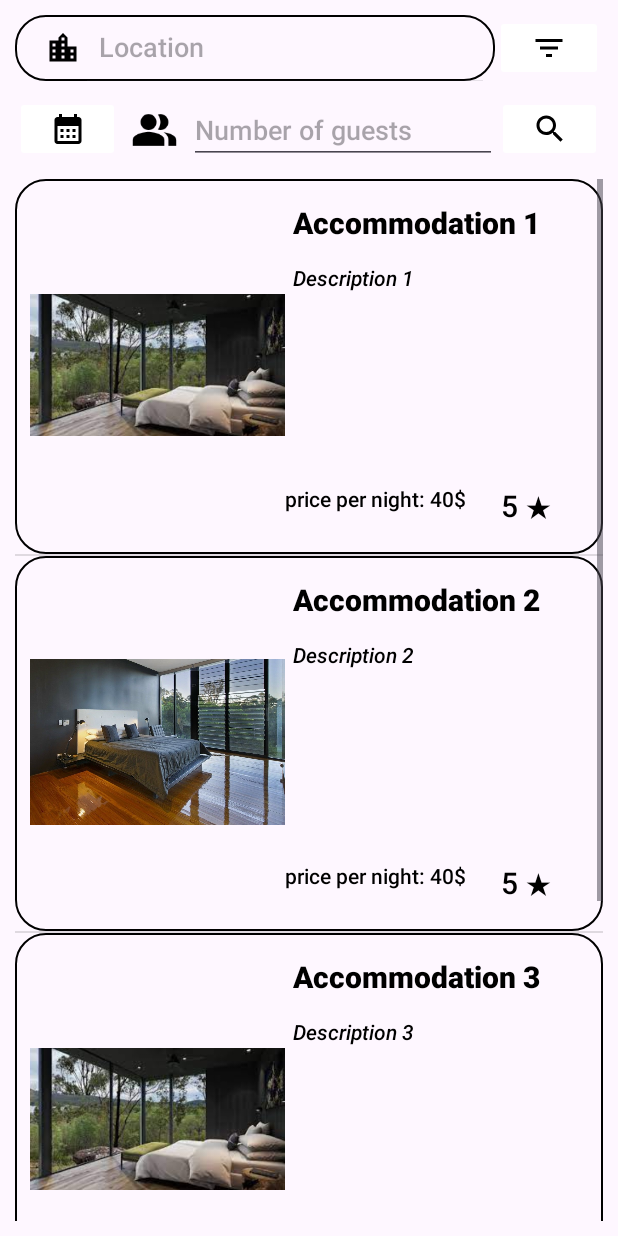
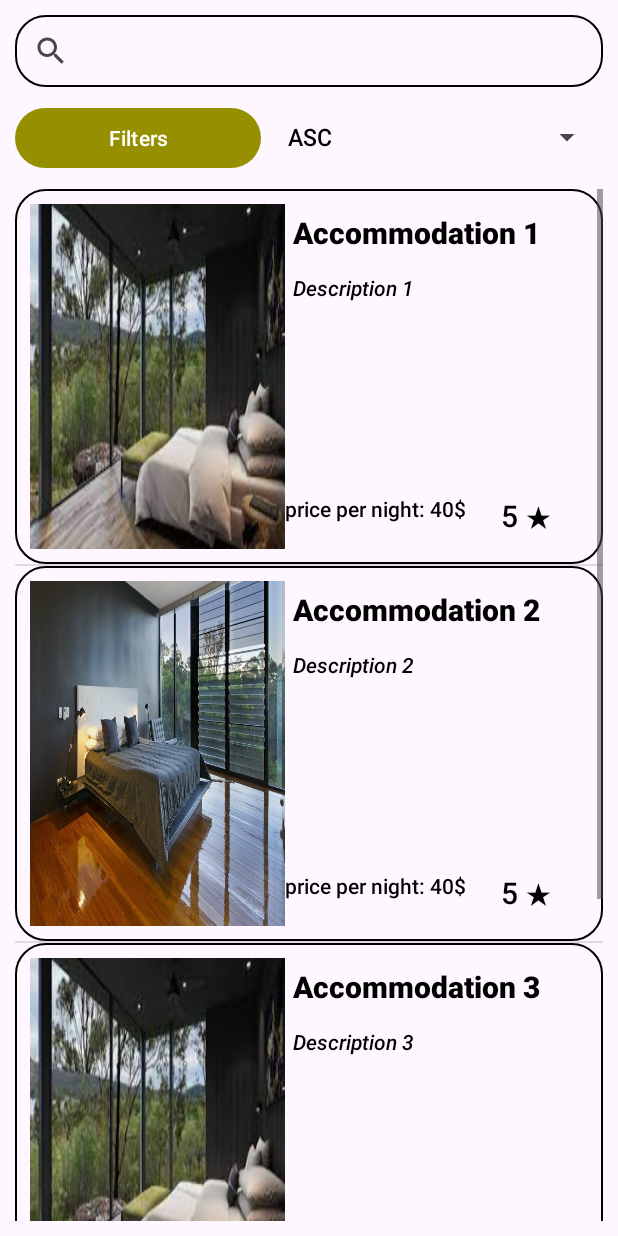
Before and after one commit to BookingApp-Team25/booking-app-mobile, an Android app: the fragment AccommodationsPageFragment shown on its own in the app's theme, on a phone screen of 412 x 824 dp. Run offline under Robolectric (Android 15) with nearby library versions, the phone set to English and light mode, and no system bars.

Commit message:
Added the updated UI design for accommodation card and the accommodation details page. Also refactored some code and changed the names of all the files with product into accommodaiton

```diff
--- a/app/src/main/java/com/example/bookingapp/Product.java
+++ b/app/src/main/java/com/example/bookingapp/Accommodation.java
@@ -5,23 +5,23 @@ import android.os.Parcelable;
 
 import androidx.annotation.NonNull;
 
-public class Product implements Parcelable {
+public class Accommodation implements Parcelable {
     private Long id;
     private String title;
     private String description;
     private int image;
 
-    public Product(Long id, String title, String description, int image) {
+    public Accommodation(Long id, String title, String description, int image) {
         this.id = id;
         this.title = title;
         this.description = description;
         this.image = image;
     }
 
-    public Product() {
+    public Accommodation() {
     }
     // Konstruktor za čitanje iz Parcel objekta
-    protected Product(Parcel in) {
+    protected Accommodation(Parcel in) {
         // Čitanje ostalih atributa proizvoda iz Parcel objekta
         id = in.readLong();
         title = in.readString();
@@ -63,7 +63,7 @@ public class Product implements Parcelable {
 
     @Override
     public String toString() {
-        return "Product{" +
+        return "Accommodation{" +
                 "title='" + title + '\'' +
                 ", description='" + description + '\'' +
                 ", image='" + image + '\'' +
@@ -83,15 +83,15 @@ public class Product implements Parcelable {
         dest.writeInt(image);
     }
 
-    public static final Creator<Product> CREATOR = new Creator<Product>() {
+    public static final Creator<Accommodation> CREATOR = new Creator<Accommodation>() {
         @Override
-        public Product createFromParcel(Parcel in) {
-            return new Product(in);
+        public Accommodation createFromParcel(Parcel in) {
+            return new Accommodation(in);
         }
 
         @Override
-        public Product[] newArray(int size) {
-            return new Product[size];
+        public Accommodation[] newArray(int size) {
+            return new Accommodation[size];
         }
     };
 }
--- a/app/src/main/java/com/example/bookingapp/ProductsPageViewModel.java
+++ b/app/src/main/java/com/example/bookingapp/AccommodationsPageViewModel.java
@@ -4,11 +4,11 @@ import androidx.lifecycle.LiveData;
 import androidx.lifecycle.MutableLiveData;
 import androidx.lifecycle.ViewModel;
 
-public class ProductsPageViewModel extends ViewModel {
+public class AccommodationsPageViewModel extends ViewModel {
     private final MutableLiveData<String> searchText;
-    public ProductsPageViewModel(){
+    public AccommodationsPageViewModel(){
         searchText = new MutableLiveData<>();
-        searchText.setValue("Location");
+        searchText.setValue("This is search help!");
     }
     public LiveData<String> getText(){
         return searchText;
--- a/app/src/main/java/com/example/bookingapp/adapters/ProductListAdapter.java
+++ b/app/src/main/java/com/example/bookingapp/adapters/AccommodationListAdapter.java
@@ -16,7 +16,7 @@ import android.widget.TextView;
 import androidx.annotation.NonNull;
 import androidx.annotation.Nullable;
 
-import com.example.bookingapp.Product;
+import com.example.bookingapp.Accommodation;
 import com.example.bookingapp.R;
 import com.example.bookingapp.activities.AccommodationsActivity;
 
@@ -30,12 +30,12 @@ import java.util.ArrayList;
  * Nasledjivanjem bilo kog adaptera, dobicemo
  * nekolko metoda koje moramo da referinisemo da bi adapter ispravno radio.
  * */
-public class ProductListAdapter extends ArrayAdapter<Product> {
-    private ArrayList<Product> aProducts;
+public class AccommodationListAdapter extends ArrayAdapter<Accommodation> {
+    private ArrayList<Accommodation> aAccommodations;
 
-    public ProductListAdapter(Context context, ArrayList<Product> products){
-        super(context, R.layout.product_card, products);
-        aProducts = products;
+    public AccommodationListAdapter(Context context, ArrayList<Accommodation> accommodations){
+        super(context, R.layout.accommodation_card, accommodations);
+        aAccommodations = accommodations;
 
     }
     /*
@@ -43,7 +43,7 @@ public class ProductListAdapter extends ArrayAdapter<Product> {
      * */
     @Override
     public int getCount() {
-        return aProducts.size();
+        return aAccommodations.size();
     }
 
     /*
@@ -51,8 +51,8 @@ public class ProductListAdapter extends ArrayAdapter<Product> {
      * */
     @Nullable
     @Override
-    public Product getItem(int position) {
-        return aProducts.get(position);
+    public Accommodation getItem(int position) {
+        return aAccommodations.get(position);
     }
 
     /*
@@ -78,9 +78,9 @@ public class ProductListAdapter extends ArrayAdapter<Product> {
     @NonNull
     @Override
     public View getView(int position, @Nullable View convertView, @NonNull ViewGroup parent) {
-        Product product = getItem(position);
+        Accommodation accommodation = getItem(position);
         if(convertView == null){
-            convertView = LayoutInflater.from(getContext()).inflate(R.layout.product_card,
+            convertView = LayoutInflater.from(getContext()).inflate(R.layout.accommodation_card,
                     parent, false);
         }
         LinearLayout productCard = convertView.findViewById(R.id.product_card_item);
@@ -88,14 +88,14 @@ public class ProductListAdapter extends ArrayAdapter<Product> {
         TextView productTitle = convertView.findViewById(R.id.product_title);
         TextView productDescription = convertView.findViewById(R.id.product_description);
 
-        if(product != null){
-            imageView.setImageResource(product.getImage());
-            productTitle.setText(product.getTitle());
-            productDescription.setText(product.getDescription());
+        if(accommodation != null){
+            imageView.setImageResource(accommodation.getImage());
+            productTitle.setText(accommodation.getTitle());
+            productDescription.setText(accommodation.getDescription());
             productCard.setOnClickListener(v -> {
                 // Handle click on the item at 'position'
-                Log.i("ShopApp", "Clicked: " + product.getTitle() + ", id: " +
-                        product.getId().toString());
+                Log.i("ShopApp", "Clicked: " + accommodation.getTitle() + ", id: " +
+                        accommodation.getId().toString());
 //                Toast.makeText(getContext(), "Clicked: " + product.getTitle()  +
 //                        ", id: " + product.getId().toString(), Toast.LENGTH_SHORT).show();
 
--- a/app/src/main/java/com/example/bookingapp/clients/ClientUtils.java
+++ b/app/src/main/java/com/example/bookingapp/clients/ClientUtils.java
@@ -10,7 +10,7 @@ import retrofit2.converter.gson.GsonConverterFactory;
 public class ClientUtils {
 
     //EXAMPLE: http://192.168.43.73:8080/api/
-    public static final String SERVICE_API_PATH = "http://192.168.0.30:8080/api/";
+    public static final String SERVICE_API_PATH = "http://10.0.2.2:8080/api/";
 
     /*
      * Ovo ce nam sluziti za debug, da vidimo da li zahtevi i odgovori idu
--- a/app/src/main/java/com/example/bookingapp/fragments/ProductsListFragment.java
+++ b/app/src/main/java/com/example/bookingapp/fragments/AccommodationsListFragment.java
@@ -9,21 +9,22 @@ import android.widget.ListView;
 import androidx.annotation.NonNull;
 import androidx.annotation.Nullable;
 import androidx.fragment.app.ListFragment;
-import com.example.bookingapp.adapters.ProductListAdapter;
-import com.example.bookingapp.databinding.FragmentProductsListBinding;
-import com.example.bookingapp.Product;
+
+import com.example.bookingapp.Accommodation;
+import com.example.bookingapp.adapters.AccommodationListAdapter;
+import com.example.bookingapp.databinding.FragmentAccommodationsListBinding;
 import java.util.ArrayList;
 
-public class ProductsListFragment extends ListFragment {
-    private ProductListAdapter adapter;
+public class AccommodationsListFragment extends ListFragment {
+    private AccommodationListAdapter adapter;
     private static final String ARG_PARAM = "param";
-    private ArrayList<Product> mProducts;
-    private FragmentProductsListBinding binding;
+    private ArrayList<Accommodation> mAccommodations;
+    private FragmentAccommodationsListBinding binding;
 
-    public static ProductsListFragment newInstance(ArrayList<Product> products){
-        ProductsListFragment fragment = new ProductsListFragment();
+    public static AccommodationsListFragment newInstance(ArrayList<Accommodation> accommodations){
+        AccommodationsListFragment fragment = new AccommodationsListFragment();
         Bundle args = new Bundle();
-        args.putParcelableArrayList(ARG_PARAM, products);
+        args.putParcelableArrayList(ARG_PARAM, accommodations);
         fragment.setArguments(args);
         return fragment;
     }
@@ -32,7 +33,7 @@ public class ProductsListFragment extends ListFragment {
     @Override
     public View onCreateView(@NonNull LayoutInflater inflater, @Nullable ViewGroup container, @Nullable Bundle savedInstanceState) {
         Log.i("ShopApp", "onCreateView Products List Fragment");
-        binding = FragmentProductsListBinding.inflate(inflater, container, false);
+        binding = FragmentAccommodationsListBinding.inflate(inflater, container, false);
         View root = binding.getRoot();
         return root;
     }
@@ -42,8 +43,8 @@ public class ProductsListFragment extends ListFragment {
         super.onCreate(savedInstanceState);
         Log.i("ShopApp", "onCreate Products List Fragment");
         if (getArguments() != null) {
-            mProducts = getArguments().getParcelableArrayList(ARG_PARAM);
-            adapter = new ProductListAdapter(getActivity(), mProducts);
+            mAccommodations = getArguments().getParcelableArrayList(ARG_PARAM);
+            adapter = new AccommodationListAdapter(getActivity(), mAccommodations);
             setListAdapter(adapter);
         }
     }
--- a/app/src/main/java/com/example/bookingapp/fragments/ProductsPageFragment.java
+++ b/app/src/main/java/com/example/bookingapp/fragments/AccommodationsPageFragment.java
@@ -13,39 +13,38 @@ import android.view.View;
 import android.view.ViewGroup;
 import android.widget.ArrayAdapter;
 import android.widget.Button;
-import android.widget.ImageButton;
 import android.widget.Spinner;
 
-import com.example.bookingapp.Product;
-import com.example.bookingapp.ProductsPageViewModel;
+import com.example.bookingapp.Accommodation;
+import com.example.bookingapp.AccommodationsPageViewModel;
 import com.example.bookingapp.R;
-import com.example.bookingapp.databinding.FragmentProductsPageBinding;
+import com.example.bookingapp.databinding.FragmentAccommodationsPageBinding;
 import com.google.android.material.bottomsheet.BottomSheetDialog;
 
 import java.util.ArrayList;
 
-public class ProductsPageFragment extends Fragment {
+public class AccommodationsPageFragment extends Fragment {
 
-    public static ArrayList<Product> products = new ArrayList<Product>();
-    private ProductsPageViewModel productsViewModel;
-    private FragmentProductsPageBinding binding;
+    public static ArrayList<Accommodation> accommodations = new ArrayList<Accommodation>();
+    private AccommodationsPageViewModel productsViewModel;
+    private FragmentAccommodationsPageBinding binding;
 
-    public static ProductsPageFragment newInstance() {
-        return new ProductsPageFragment();
+    public static AccommodationsPageFragment newInstance() {
+        return new AccommodationsPageFragment();
     }
 
     public View onCreateView(@NonNull LayoutInflater inflater, ViewGroup container, Bundle savedInstanceState) {
-        productsViewModel = new ViewModelProvider(this).get(ProductsPageViewModel.class);
+        productsViewModel = new ViewModelProvider(this).get(AccommodationsPageViewModel.class);
 
-        binding = FragmentProductsPageBinding.inflate(inflater, container, false);
+        binding = FragmentAccommodationsPageBinding.inflate(inflater, container, false);
         View root = binding.getRoot();
 
-        prepareProductList(products);
+        prepareProductList(accommodations);
 
         SearchView searchView = binding.searchText;
         productsViewModel.getText().observe(getViewLifecycleOwner(), searchView::setQueryHint);
 
-        ImageButton btnFilters = binding.btnFilters;
+        Button btnFilters = binding.btnFilters;
         btnFilters.setOnClickListener(v -> {
             Log.i("ShopApp", "Bottom Sheet Dialog");
             BottomSheetDialog bottomSheetDialog = new BottomSheetDialog(getActivity(), R.style.FullScreenBottomSheetDialog);
@@ -54,7 +53,7 @@ public class ProductsPageFragment extends Fragment {
             bottomSheetDialog.show();
         });
 
-//        Spinner spinner = binding.btnSort;
+        Spinner spinner = binding.btnSort;
         // Create an ArrayAdapter using the string array and a default spinner layout
         ArrayAdapter<String> arrayAdapter = new ArrayAdapter<>(getActivity(),
                 android.R.layout.simple_spinner_item,
@@ -62,7 +61,7 @@ public class ProductsPageFragment extends Fragment {
         // Specify the layout to use when the list of choices appears
         arrayAdapter.setDropDownViewResource(android.R.layout.simple_spinner_dropdown_item);
         // Apply the adapter to the spinner
-//        spinner.setAdapter(arrayAdapter);
+        spinner.setAdapter(arrayAdapter);
 //        spinner.setOnItemSelectedListener(new AdapterView.OnItemSelectedListener() {
 //            @Override
 //            public void onItemSelected(AdapterView<?> parent, View view, int position, long id) {
@@ -93,7 +92,7 @@ public class ProductsPageFragment extends Fragment {
 //        });
 
 
-        FragmentTransition.to(ProductsListFragment.newInstance(products), getActivity(), false, R.id.scroll_products_list);
+        FragmentTransition.to(AccommodationsListFragment.newInstance(accommodations), getActivity(), false, R.id.scroll_products_list);
 
         return root;
     }
@@ -104,10 +103,10 @@ public class ProductsPageFragment extends Fragment {
         binding = null;
     }
 
-    private void prepareProductList(ArrayList<Product> products){
-        products.add(new Product(1L, "Accommodation 1", "Description 1", R.drawable.accommodation1));
-        products.add(new Product(2L, "Accommodation 2", "Description 2", R.drawable.accommodation2));
-        products.add(new Product(3L, "Accommodation 3", "Description 3", R.drawable.accommodation1));
-        products.add(new Product(4L, "Accommodation 4", "Description 4", R.drawable.accommodation2));
+    private void prepareProductList(ArrayList<Accommodation> accommodations){
+        accommodations.add(new Accommodation(1L, "Accommodation 1", "Description 1", R.drawable.accommodation1));
+        accommodations.add(new Accommodation(2L, "Accommodation 2", "Description 2", R.drawable.accommodation2));
+        accommodations.add(new Accommodation(3L, "Accommodation 3", "Description 3", R.drawable.accommodation1));
+        accommodations.add(new Accommodation(4L, "Accommodation 4", "Description 4", R.drawable.accommodation2));
     }
 }
--- a/app/src/main/res/layout/product_card.xml
+++ b/app/src/main/res/layout/accommodation_card.xml
@@ -15,9 +15,10 @@
     <ImageView
         android:id="@+id/product_image"
         android:layout_width="170dp"
-        android:layout_height="228dp"
+        android:layout_height="match_parent"
+        app:srcCompat="@drawable/accommodation1"
         android:contentDescription="@string/accommodation1"
-        app:srcCompat="@drawable/accommodation1" />
+        android:scaleType="fitXY" />
     <LinearLayout
         android:layout_width="match_parent"
         android:layout_height="match_parent"
--- a/app/src/main/res/layout/activity_guest_main_nav_bar.xml
+++ b/app/src/main/res/layout/activity_guest_main_nav_bar.xml
@@ -22,8 +22,6 @@
         android:layout_height="match_parent"
         android:layout_gravity="start"
         android:fitsSystemWindows="true"
-        android:forceDarkAllowed="false"
-        style="@style/Widget.Design.NavigationView"
         app:headerLayout="@layout/layout_host_nav_bar"
         app:menu="@menu/menu_nav_bar" />
 </androidx.drawerlayout.widget.DrawerLayout>
--- a/app/src/main/res/layout/activity_guest_main_no_content.xml
+++ b/app/src/main/res/layout/activity_guest_main_no_content.xml
@@ -23,5 +23,9 @@
 
     </com.google.android.material.appbar.AppBarLayout>
 
+    <include
+        android:id="@+id/accommodations_view_layout"
+        layout="@layout/activity_accommodations_content"
+        />
 
 </androidx.coordinatorlayout.widget.CoordinatorLayout>
--- a/app/src/main/res/layout/fragment_products_list.xml
+++ b/app/src/main/res/layout/fragment_accommodations_list.xml
@@ -11,7 +11,7 @@
         android:id="@android:id/list"
         android:layout_width="match_parent"
         android:layout_height="match_parent"
-        tools:listitem="@layout/product_card"
+        tools:listitem="@layout/accommodation_card"
         />
 
 </LinearLayout>
--- a/app/src/main/res/layout/fragment_products_page.xml
+++ b/app/src/main/res/layout/fragment_accommodations_page.xml
@@ -5,13 +5,13 @@
     xmlns:tools="http://schemas.android.com/tools"
     android:layout_width="match_parent"
     android:layout_height="match_parent"
-    tools:context=".fragments.ProductsPageFragment">
+    tools:context=".fragments.AccommodationsPageFragment">
 
     <LinearLayout
         android:layout_width="match_parent"
         android:layout_height="match_parent"
         android:orientation="vertical"
-        tools:context=".fragments.ProductsPageFragment"
+        tools:context=".AccommodationsPageFragment"
         >
         <LinearLayout
             android:id="@+id/linear1"
@@ -24,23 +24,13 @@
 
             <androidx.appcompat.widget.SearchView
                 android:id="@+id/search_text"
-                android:layout_width="wrap_content"
+                app:queryHint="Search"
+                android:layout_width="match_parent"
                 android:layout_height="match_parent"
                 android:background="@drawable/border_background"
                 android:theme="@style/Theme.ShopApp"
-                app:iconifiedByDefault="false"
-                app:queryHint="Location"
-                app:searchIcon="@drawable/city" />
 
-            <ImageButton
-                android:id="@+id/btnFilters"
-                android:layout_width="21dp"
-                android:layout_height="wrap_content"
-                android:layout_weight="0.1"
-                android:backgroundTint="#FFFFFF"
-                android:src="@drawable/baseline_filter_list_24"
-                android:text="@string/filters"
-                tools:ignore="TextContrastCheck" />
+                />
         </LinearLayout>
         <LinearLayout
             android:id="@+id/linear2"
@@ -52,41 +42,25 @@
             android:layout_marginTop="10dp"
             >
 
-            <ImageButton
-                android:id="@+id/imageButton"
+            <Button
+                android:id="@+id/btnFilters"
                 android:layout_width="wrap_content"
                 android:layout_height="wrap_content"
-                android:layout_weight="0.1"
-                android:backgroundTint="#FFFFFF"
-                android:src="@drawable/baseline_calendar_month_24" />
+                android:layout_weight="0.7"
+                android:text="@string/filters"
+                tools:ignore="TextContrastCheck" />
 
-            <ImageView
-                android:id="@+id/imageView5"
-                android:layout_width="wrap_content"
-                android:layout_height="match_parent"
-                android:layout_weight="0.1"
-                android:scaleX="0.7"
-                android:scaleY="0.7"
-                android:src="@drawable/baseline_people_alt_24" />
 
-            <EditText
-                android:id="@+id/editTextNumber"
-                android:layout_width="184dp"
-                android:layout_height="wrap_content"
-                android:layout_weight="0.1"
-                android:ems="10"
-                android:hint="Number of guests"
-                android:inputType="number" />
-
-            <ImageButton
-                android:id="@+id/imageButton3"
+            <Spinner
+                android:id="@+id/btnSort"
                 android:layout_width="wrap_content"
                 android:layout_height="wrap_content"
-                android:layout_weight="0.1"
-                android:backgroundTint="#FFFFFF"
-                android:src="@drawable/baseline_search_24" />
-
-
+                android:layout_marginStart="10dp"
+                android:layout_weight="0.3"
+                android:text="@string/sort"
+                android:tooltipText="@string/sort"
+                android:contentDescription="@string/sort"
+                />
             <!--            android:background="?android:attr/colorPrimary"-->
         </LinearLayout>
 
--- a/app/src/main/res/navigation/base_navigation.xml
+++ b/app/src/main/res/navigation/base_navigation.xml
@@ -8,9 +8,9 @@
     >
     <fragment
         android:id="@+id/nav_products"
-        android:name="com.example.bookingapp.fragments.ProductsPageFragment"
+        android:name="com.example.bookingapp.fragments.AccommodationsPageFragment"
         android:label="Products"
-        tools:layout="@layout/fragment_products_page"
+        tools:layout="@layout/fragment_accommodations_page"
         />
 
     <activity
--- a/app/src/main/res/xml/network_security_config.xml
+++ b/app/src/main/res/xml/network_security_config.xml
@@ -1,6 +1,6 @@
 <?xml version="1.0" encoding="utf-8"?>
 <network-security-config>
     <domain-config cleartextTrafficPermitted="true">
-        <domain includeSubdomains="true">192.168.0.30</domain>
+        <domain includeSubdomains="true">10.0.2.2</domain>
     </domain-config>
 </network-security-config>
```
Also changed, not shown: app/src/main/java/com/example/bookingapp/security/JwtTokenUtil.java (+58 -10 lines), app/src/main/res/layout/activity_accommodations.xml (+4 -5 lines), app/src/main/res/layout/activity_accommodations_content.xml (+44 -26 lines), app/src/main/res/layout/activity_guest_main.xml (+7 -29 lines).
